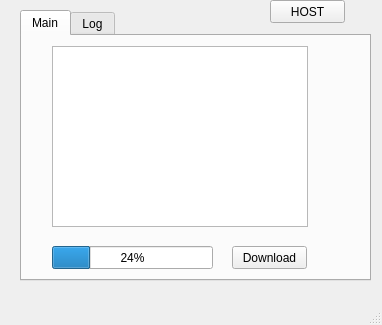
Above: mainwindow.ui from Tlakatlekutl/ComFile before the change. Below: the same form after it.
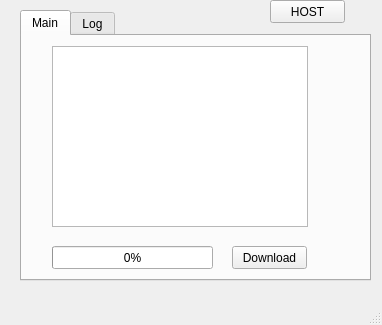
That is the form after the change.

Patch:
```diff
--- a/mainwindow.ui
+++ b/mainwindow.ui
@@ -63,7 +63,7 @@
        </rect>
       </property>
       <property name="value">
-       <number>24</number>
+       <number>0</number>
       </property>
      </widget>
     </widget>
```
